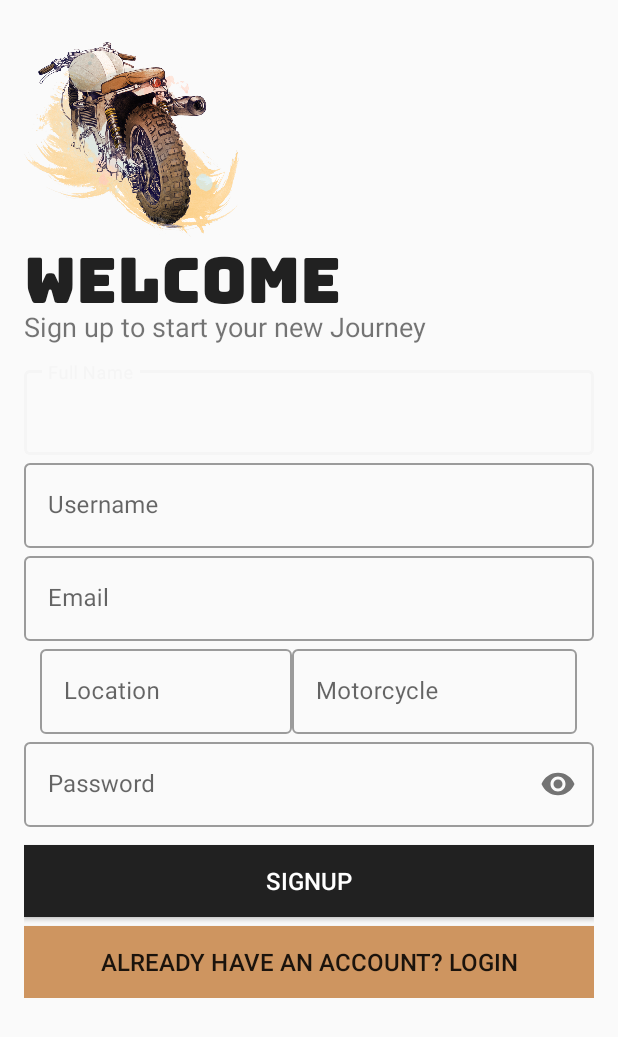
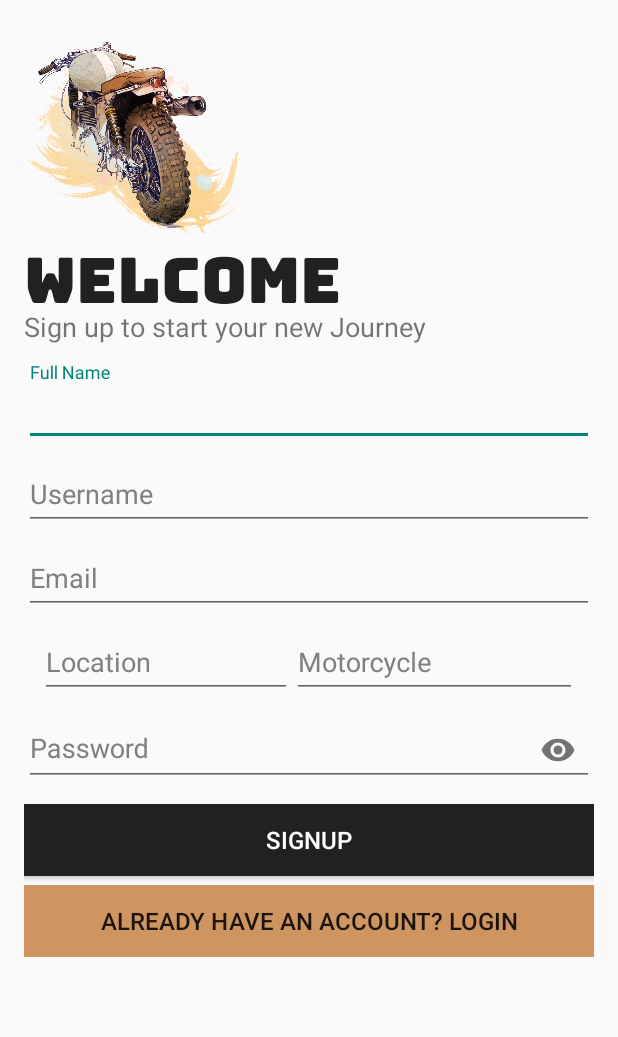
Before and after one commit to NNCoelho/MotorSport, an Android app: the SignupActivity screen opened directly, with no data from a screen before it, on a phone screen of 412 x 824 dp. Shown: the top 1037 px of the screen. Run offline under Robolectric (Android 15) with nearby library versions, the phone set to English and light mode, and no system bars; our stand-ins replace Firebase (no records; nobody signed in at launch, a user with empty details on screens opened directly).

```diff
--- a/app/src/main/java/com/coelho/motorsport/SignupActivity.java
+++ b/app/src/main/java/com/coelho/motorsport/SignupActivity.java
@@ -19,7 +19,7 @@ public class SignupActivity extends AppCompatActivity {
     TextInputLayout regName, regUsername, regEmail, regLocation, regMoto, regPassword;
     Button regBtn, regToLoginBtn;
 
-    // FIREABSE CONNECTION
+    // FIREBASE CONNECTION
     FirebaseDatabase rootNode;
     DatabaseReference reference;
 
@@ -101,7 +101,7 @@ public class SignupActivity extends AppCompatActivity {
             regPassword.setError("Field cannot be empty");
             return false;
         } else if (!val.matches(passwordVal)) {
-            regPassword.setError("Password is to weak");
+            regPassword.setError("Password is too weak");
             return false;
         } else {
             regPassword.setError(null);
--- a/app/src/main/java/com/coelho/motorsport/UserHelperClass.java
+++ b/app/src/main/java/com/coelho/motorsport/UserHelperClass.java
@@ -1,12 +1,8 @@
 package com.coelho.motorsport;
 
-@SuppressWarnings("unused")
 public class UserHelperClass {
 
     String name, username, email, location, motorcycle, password;
-
-    public UserHelperClass() {
-    }
 
     public UserHelperClass(String name, String username, String email, String location, String motorcycle, String password) {
         this.name = name;
--- a/app/src/main/res/layout/activity_login.xml
+++ b/app/src/main/res/layout/activity_login.xml
@@ -52,7 +52,7 @@
 
         <com.google.android.material.textfield.TextInputLayout
             android:id="@+id/usernameLogin"
-            style="@style/Widget.MaterialComponents.TextInputLayout.OutlinedBox"
+            style="@android:style/Theme.InputMethod"
             android:layout_width="match_parent"
             android:layout_height="wrap_content"
             android:hint="@string/usernameLogin"
@@ -69,7 +69,7 @@
 
         <com.google.android.material.textfield.TextInputLayout
             android:id="@+id/passwordLogin"
-            style="@style/Widget.MaterialComponents.TextInputLayout.OutlinedBox"
+            style="@android:style/Theme.InputMethod"
             android:layout_width="match_parent"
             android:layout_height="wrap_content"
             android:hint="@string/passwordLogin"
--- a/app/src/main/res/layout/activity_signup.xml
+++ b/app/src/main/res/layout/activity_signup.xml
@@ -54,7 +54,7 @@
 
             <com.google.android.material.textfield.TextInputLayout
                 android:id="@+id/signupFullname"
-                style="@style/Widget.MaterialComponents.TextInputLayout.OutlinedBox"
+                style="@android:style/Theme.InputMethod"
                 android:layout_width="match_parent"
                 android:layout_height="wrap_content"
                 android:hint="@string/full_name">
@@ -69,7 +69,7 @@
 
             <com.google.android.material.textfield.TextInputLayout
                 android:id="@+id/signupUsername"
-                style="@style/Widget.MaterialComponents.TextInputLayout.OutlinedBox"
+                style="@android:style/Theme.InputMethod"
                 android:layout_width="match_parent"
                 android:layout_height="wrap_content"
                 android:hint="@string/usernameSignup"
@@ -87,7 +87,7 @@
 
             <com.google.android.material.textfield.TextInputLayout
                 android:id="@+id/signupEmail"
-                style="@style/Widget.MaterialComponents.TextInputLayout.OutlinedBox"
+                style="@android:style/Theme.InputMethod"
                 android:layout_width="match_parent"
                 android:layout_height="wrap_content"
                 android:hint="@string/email">
@@ -116,7 +116,7 @@
 
                     <com.google.android.material.textfield.TextInputLayout
                         android:id="@+id/signupLocation"
-                        style="@style/Widget.MaterialComponents.TextInputLayout.OutlinedBox"
+                        style="@android:style/Theme.InputMethod"
                         android:layout_width="match_parent"
                         android:layout_height="match_parent">
 
@@ -139,7 +139,7 @@
 
                     <com.google.android.material.textfield.TextInputLayout
                         android:id="@+id/signupMotorcycle"
-                        style="@style/Widget.MaterialComponents.TextInputLayout.OutlinedBox"
+                        style="@android:style/Theme.InputMethod"
                         android:layout_width="match_parent"
                         android:layout_height="match_parent">
 
@@ -158,7 +158,7 @@
 
             <com.google.android.material.textfield.TextInputLayout
                 android:id="@+id/signupPassword"
-                style="@style/Widget.MaterialComponents.TextInputLayout.OutlinedBox"
+                style="@android:style/Theme.InputMethod"
                 android:layout_width="match_parent"
                 android:layout_height="wrap_content"
                 android:hint="@string/passwordSignup"
--- a/build.gradle
+++ b/build.gradle
@@ -6,7 +6,7 @@ buildscript {
     }
 
     dependencies {
-        classpath 'com.android.tools.build:gradle:4.1.0'
+        classpath 'com.android.tools.build:gradle:4.1.1'
         classpath 'com.google.gms:google-services:4.3.4'
 
         // NOTE: Do not place your application dependencies here; they belong
```
Also changed, not shown: app/build.gradle (+4 -5 lines), app/src/main/java/com/coelho/motorsport/UserprofileActivity.java (+3 -6 lines).
